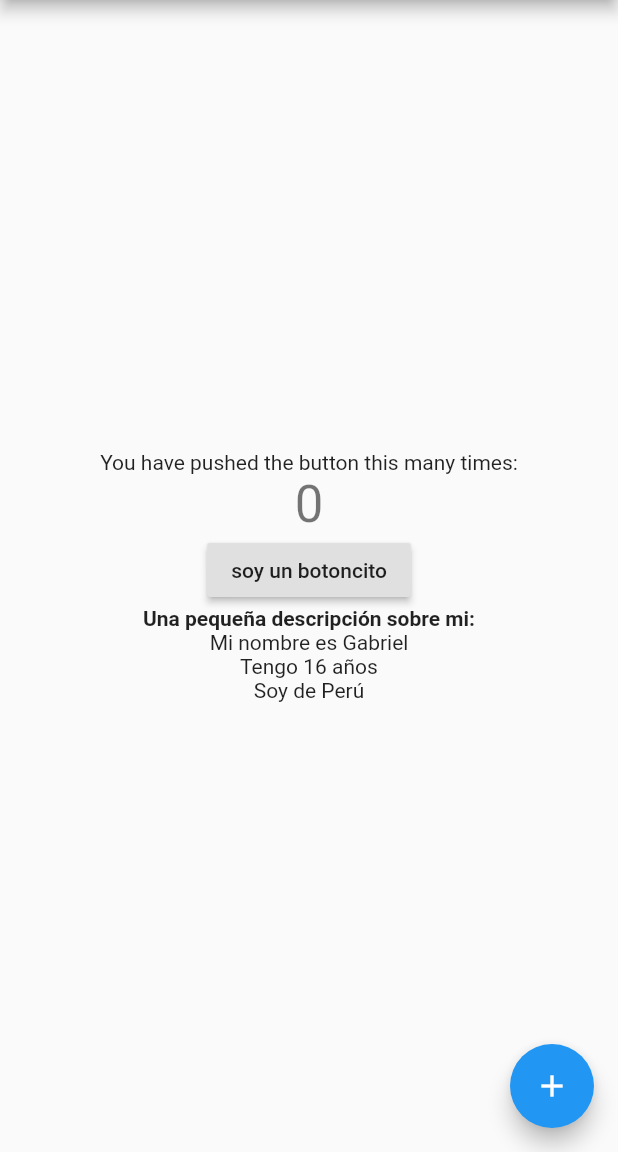
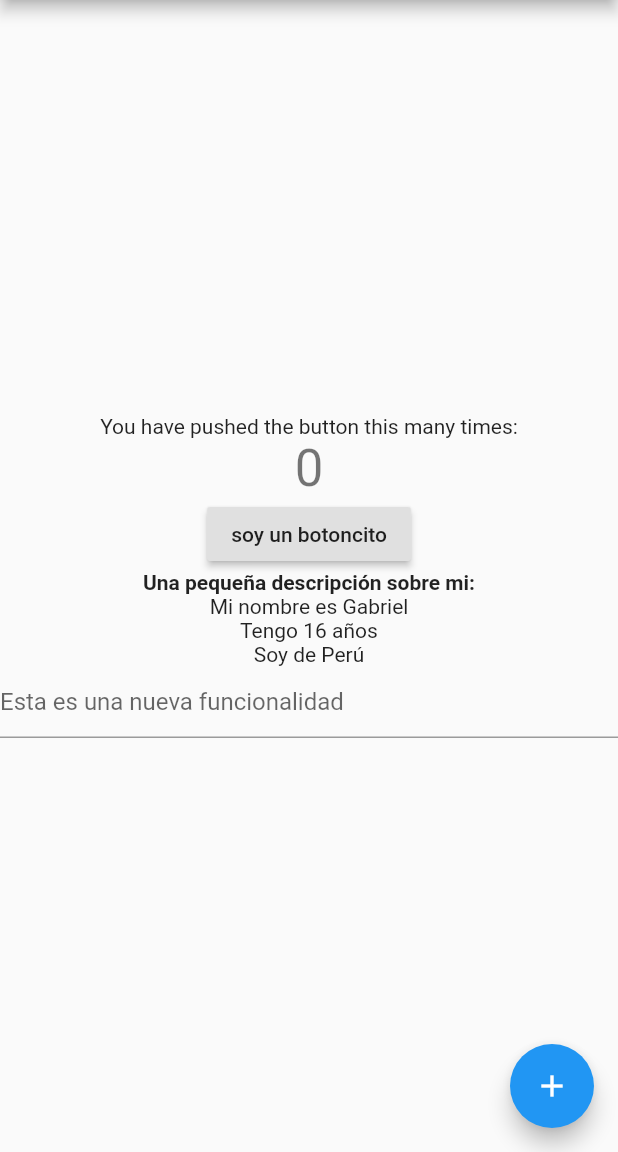
Before and after one commit to Jumpbotron/beta, a Flutter app: the screen it shows after launch, on a phone screen of 412 x 824 dp, the part 84-1236 px from its top. Run offline on Flutter 3.47's test engine with Material 2 defaults, Android fonts, the phone set to English and light mode, and no system bars.

Commit message:
Agrege campo de texto

```diff
--- a/lib/main.dart
+++ b/lib/main.dart
@@ -64,6 +64,10 @@ class _MyHomePageState extends State<MyHomePage> {
                 Text("Tengo 16 años"),
                 Text("Soy de Perú")
               ],
+            ),
+            TextField(
+              decoration:
+                  InputDecoration(hintText: "Esta es una nueva funcionalidad"),
             )
           ],
         ),
```
